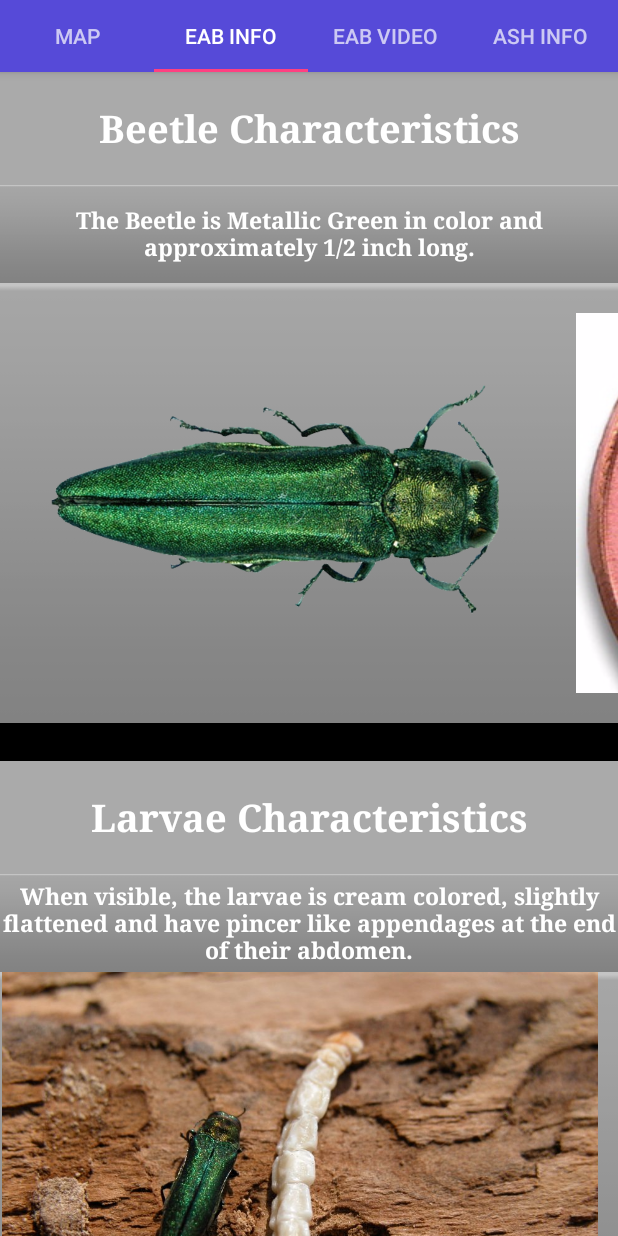
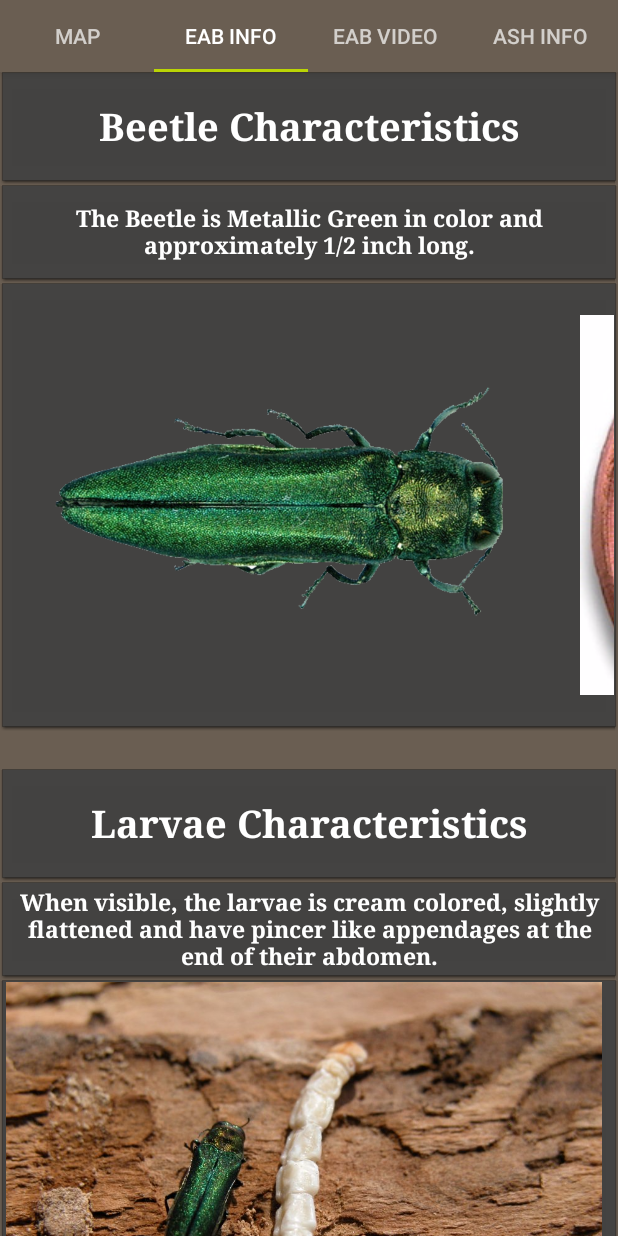
Before and after one commit to CalebM1987/EAB_Tracker_Android, an Android app: the screen it shows after launch (MainActivity), tab 2 chosen, on a phone screen of 412 x 824 dp. Run offline under Robolectric (Android 15) with nearby library versions, the phone set to English and light mode, and no system bars; libraries missing offline, so code that uses them is left out: com.esri.android, com.esri.core; 13 statements that could not run were skipped.

Commit message:
ADDED COLORS

```diff
--- a/EABTracker/app/src/main/java/com/team1/android/eabtracker/MainActivity.java
+++ b/EABTracker/app/src/main/java/com/team1/android/eabtracker/MainActivity.java
@@ -50,8 +50,8 @@ public class MainActivity extends AppCompatActivity {
         Window window = this.getWindow();
         window.addFlags(WindowManager.LayoutParams.FLAG_DRAWS_SYSTEM_BAR_BACKGROUNDS);
         window.clearFlags(WindowManager.LayoutParams.FLAG_TRANSLUCENT_STATUS);
-        window.setStatusBarColor(this.getResources().getColor(R.color.colorPrimaryDark));
-        window.setNavigationBarColor(this.getResources().getColor(R.color.colorPrimaryDark));
+        window.setStatusBarColor(this.getResources().getColor(R.color.colorStatus));
+        window.setNavigationBarColor(this.getResources().getColor(R.color.colorTest3));
 
     }
 
--- a/EABTracker/app/src/main/res/layout/activity_main.xml
+++ b/EABTracker/app/src/main/res/layout/activity_main.xml
@@ -24,7 +24,8 @@
         <android.support.design.widget.TabLayout
             android:id="@+id/tabs"
             android:layout_width="match_parent"
-            android:layout_height="wrap_content" />
+            android:layout_height="wrap_content"
+            android:background="#6a5e52" />
 
     </android.support.design.widget.AppBarLayout>
 
--- a/EABTracker/app/src/main/res/layout/fragment_eabinfo.xml
+++ b/EABTracker/app/src/main/res/layout/fragment_eabinfo.xml
@@ -4,7 +4,7 @@
     android:layout_height="match_parent"
     tools:context="com.team1.android.eabtracker.EABInfoFragment"
     android:id="@+id/main"
-    android:background="@android:color/black">
+    android:background="@color/colorTest3">
     <LinearLayout
         android:layout_width="match_parent"
         android:layout_height="wrap_content"
@@ -20,7 +20,7 @@
             android:typeface="serif"
             android:textSize="25sp"
             android:textColor="@color/abc_primary_text_material_dark"
-            android:background="#aaffffff"
+            android:background="@android:drawable/editbox_dropdown_dark_frame"
             android:height="50dp"
             android:id="@+id/textView"/>
 
@@ -35,7 +35,7 @@
             android:textSize="15sp"
             android:textColor="@color/abc_primary_text_material_dark"
             android:gravity="center"
-            android:background="@android:drawable/bottom_bar" />
+            android:background="@android:drawable/editbox_dropdown_dark_frame" />
 
         <!--<VideoView
             android:layout_width="400dp"
@@ -51,7 +51,7 @@
             android:nestedScrollingEnabled="false"
             android:measureAllChildren="false"
             android:fillViewport="true"
-            android:background="@android:drawable/bottom_bar">
+            android:background="@android:drawable/editbox_dropdown_dark_frame">
 
             <LinearLayout
                 android:orientation="horizontal"
@@ -103,7 +103,7 @@
             android:typeface="serif"
             android:textSize="25sp"
             android:textColor="@color/abc_primary_text_material_dark"
-            android:background="#aaffffff"
+            android:background="@android:drawable/editbox_dropdown_dark_frame"
             android:height="50dp"
             android:id="@+id/textView1" />
 
@@ -118,7 +118,7 @@
             android:textSize="15sp"
             android:textColor="@color/abc_primary_text_material_dark"
             android:gravity="center"
-            android:background="@android:drawable/bottom_bar" />
+            android:background="@android:drawable/editbox_dropdown_dark_frame" />
 
         <HorizontalScrollView
             android:layout_width="match_parent"
@@ -128,7 +128,7 @@
             android:nestedScrollingEnabled="false"
             android:measureAllChildren="false"
             android:fillViewport="true"
-            android:background="@android:drawable/bottom_bar" >
+            android:background="@android:drawable/editbox_dropdown_dark_frame" >
 
             <LinearLayout
                 android:orientation="horizontal"
@@ -224,11 +224,6 @@
                 android:src="@drawable/s_gallery" />
         </FrameLayout>
 
-        <Space
-            android:layout_width="match_parent"
-            android:layout_height="50dp"
-            android:layout_gravity="center_horizontal" />
-
     </LinearLayout>
 
 
--- a/EABTracker/app/src/main/res/values/colors.xml
+++ b/EABTracker/app/src/main/res/values/colors.xml
@@ -2,5 +2,10 @@
 <resources>
     <color name="colorPrimary">#564ad8</color>
     <color name="colorPrimaryDark">#303F9F</color>
-    <color name="colorAccent">#FF4081</color>
+    <color name="colorAccent">#bad405</color>
+
+    <color name="colorStatus">#000000</color>
+    <color name="colorTest">#bad405</color>
+    <color name="colorTest2">#25692e</color>
+    <color name="colorTest3">#6a5e52</color>
 </resources>
```
Also changed, not shown: EABTracker/app/src/main/java/com/team1/android/eabtracker/YoutubeFragment.java (+7 -7 lines).
